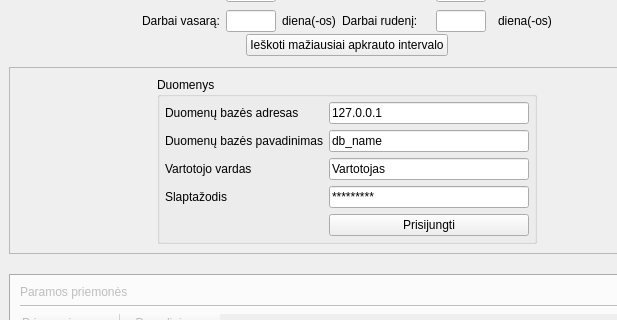
Qt form 3/layout/prisijungimo_screen.ui (tuxmark5/HCI) before a commit; both pictures show x 0 to 617 and y 125 to 445 of the 1209 by 793 pixel window.
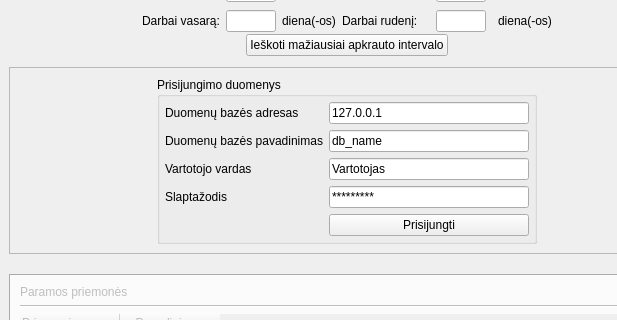
The same form after that commit. Icons and pictures are not drawn.

The edit to the form file:
```diff
--- a/3/layout/prisijungimo_screen.ui
+++ b/3/layout/prisijungimo_screen.ui
@@ -529,7 +529,7 @@
                     </size>
                    </property>
                    <property name="title">
-                    <string>Duomenys</string>
+                    <string>Prisijungimo duomenys</string>
                    </property>
                    <layout class="QFormLayout" name="formLayout">
                     <property name="fieldGrowthPolicy">
```
Left out of the diff: 1 changed line with no effect on the pictures.
